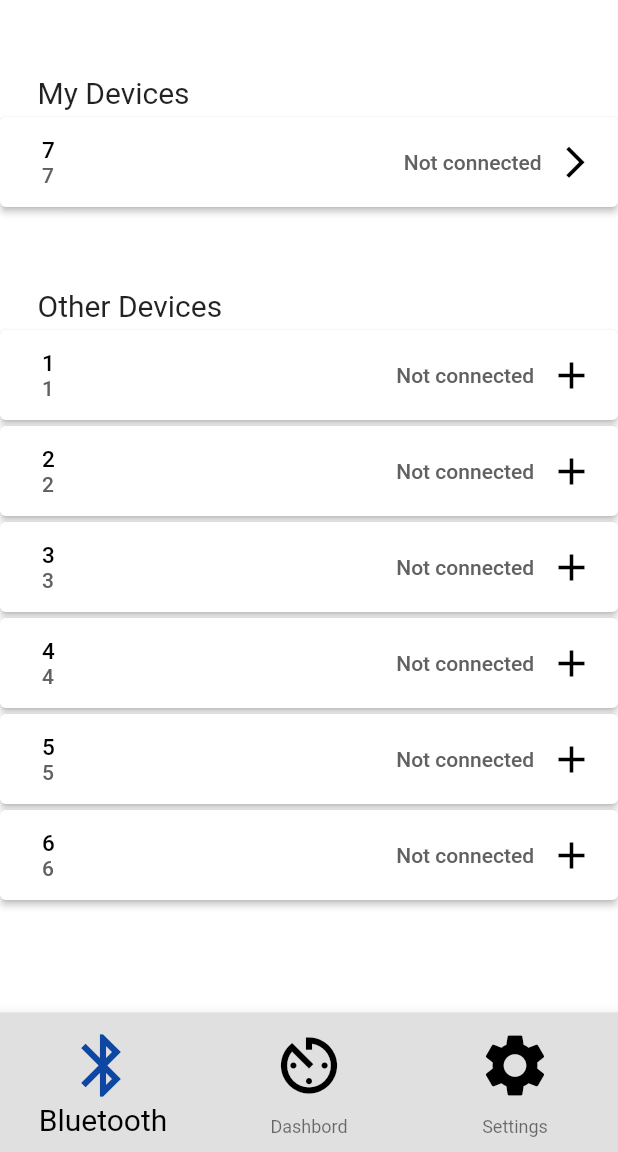
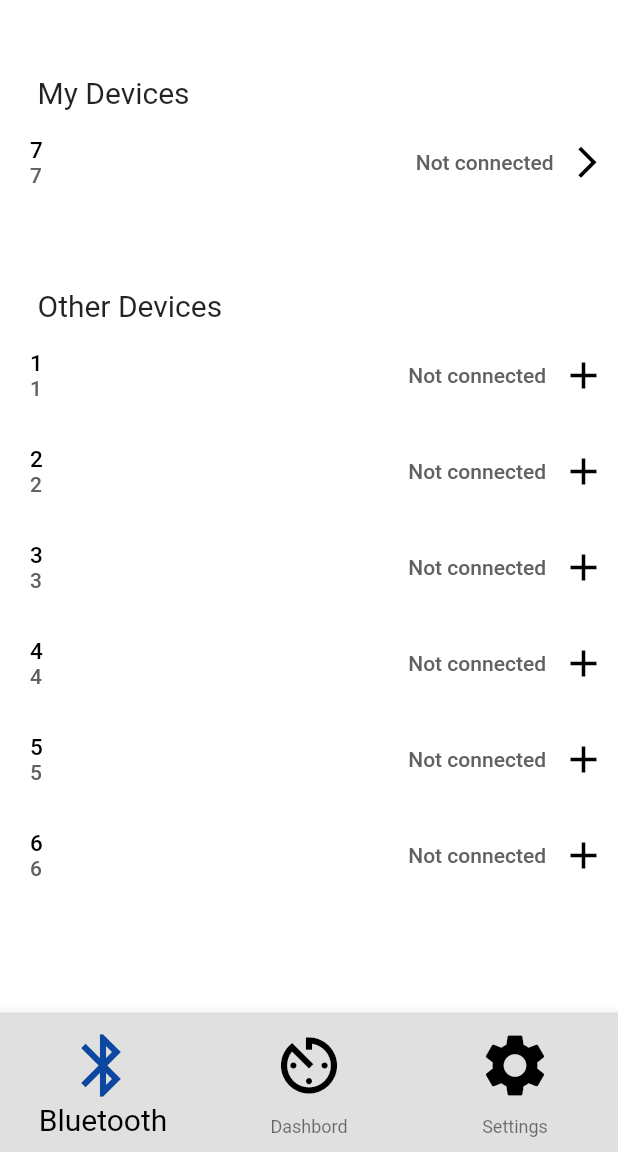
Before and after one commit to larrycaw/heat-vitality, a Flutter app: the screen it shows after launch, on a phone screen of 412 x 824 dp, the part 84-1236 px from its top. Run offline on Flutter 3.47's test engine with Material 2 defaults, Android fonts, the phone set to English and light mode, and no system bars; our stand-ins replace easy_localization, flutter_spinkit, lite_rolling_switch.

Commit message:
Removing button shadow

```diff
--- a/lib/widget_element/bluetooth_list_element.dart
+++ b/lib/widget_element/bluetooth_list_element.dart
@@ -42,7 +42,7 @@ class BtListElement extends StatelessWidget {
     return Container(
       margin: EdgeInsets.only(bottom: 4),
       height: 60,
-      child: ElevatedButton(
+      child: TextButton(
         onPressed: () {
           print('Bt element tapped');
           onConnectingStateChange(getIsConnected());
@@ -87,7 +87,7 @@ class BtListElement extends StatelessWidget {
               mainAxisAlignment: MainAxisAlignment.end,
               children: [
                 isConnecting ?
-                SpinKitRing(//SpinKitPumpingHeart
+                SpinKitRing(//SpinKitPumpingHeart / SpinKitFadingCube
                   color: Color(0XFF67d0c6),
                   size: 25.0,
                 ) :
```
